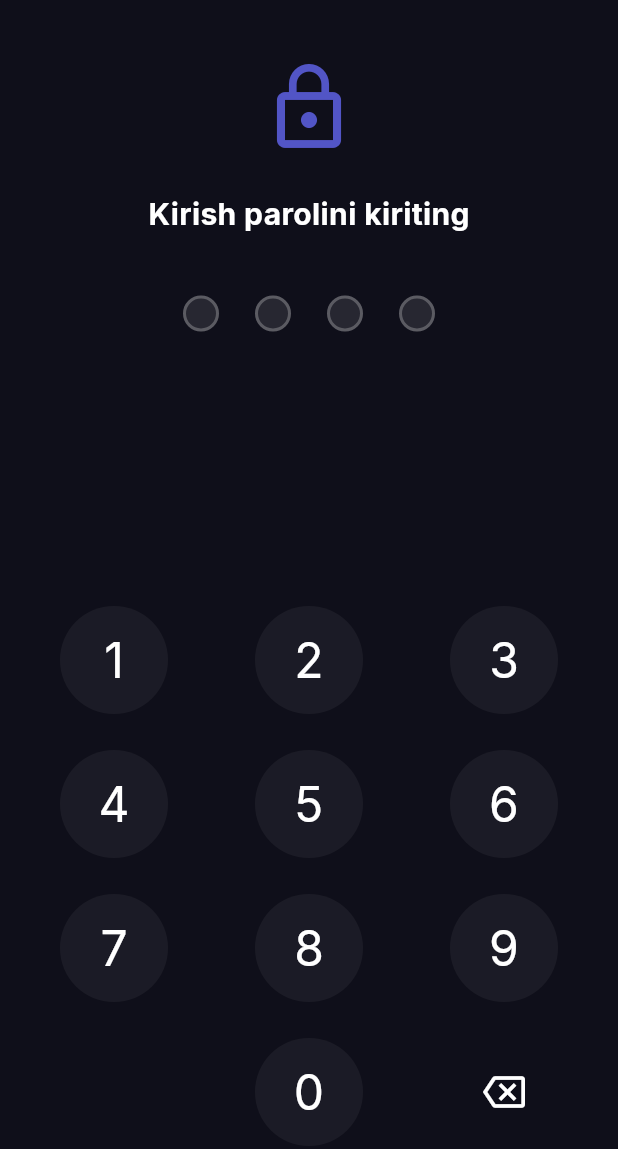
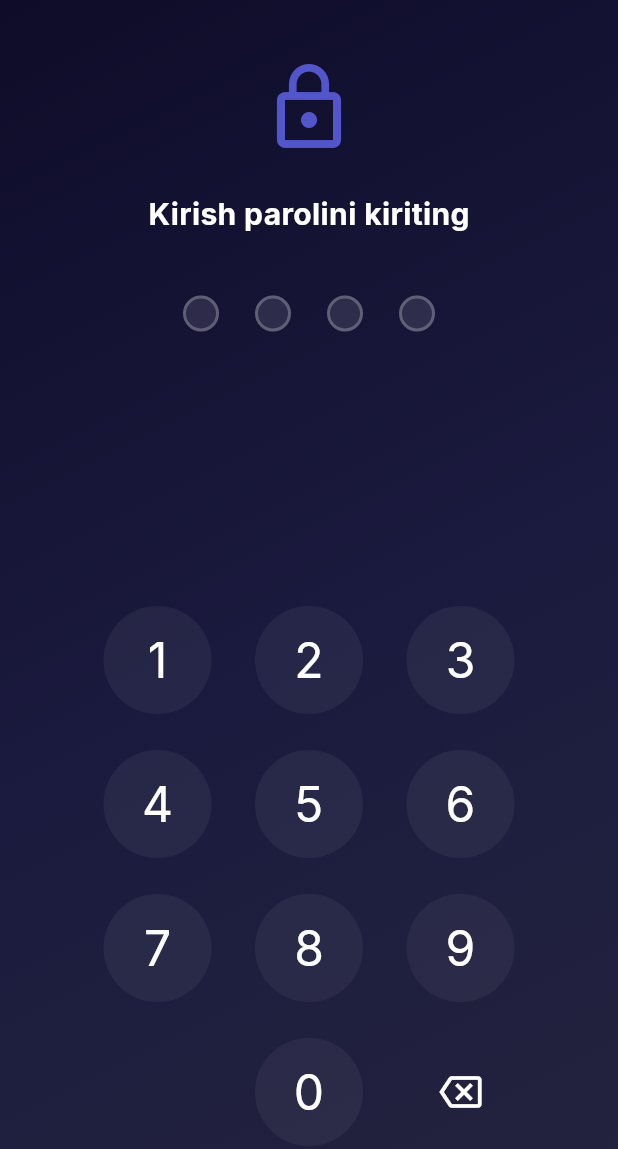
Before and after one commit to Jasurbek414/DriveON, a Flutter app: the PinScreen screen opened by its route, on a phone screen of 412 x 824 dp. Shown: the top 1149 px of the screen. Run offline on Flutter 3.47's test engine with Material 3 defaults, Android fonts, the phone set to English and light mode, and no system bars; our stand-ins replace flutter_secure_storage, go_router, google_fonts; accounts and stored records are empty.

Commit message:
Fix PIN screen UI and enable PostgreSQL in application.yml

```diff
--- a/mobile/lib/router/app_router.dart
+++ b/mobile/lib/router/app_router.dart
@@ -31,7 +31,7 @@ class AppRouter {
       if (isLoading) return null;
 
       if (isAuth) {
-        if (auth.isPinLocked && state.matchedLocation != '/pin') return '/pin';
+        if (auth.isPinLocked && state.matchedLocation != '/pin' && state.matchedLocation != '/pin_setup') return '/pin';
         if (!auth.isPinLocked && state.matchedLocation == '/pin') return '/';
         if (isAuthRoute) return '/';
         return null;
--- a/mobile/lib/screens/pin_screen.dart
+++ b/mobile/lib/screens/pin_screen.dart
@@ -78,13 +78,10 @@ class _PinScreenState extends State<PinScreen> {
         : "Kirish parolini kiriting";
 
     return Scaffold(
-      backgroundColor: const Color(0xFF0F0F1A),
-      appBar: widget.isSetup ? AppBar(
-        backgroundColor: Colors.transparent,
-        elevation: 0,
-        leading: IconButton(icon: const Icon(Icons.arrow_back, color: Colors.white), onPressed: () => context.pop()),
-      ) : null,
-      body: SafeArea(
+      body: Container(
+        width: double.infinity,
+        decoration: const BoxDecoration(gradient: AppColors.backgroundGradient),
+        child: SafeArea(
         child: Column(
           mainAxisAlignment: MainAxisAlignment.center,
           children: [
@@ -118,19 +115,19 @@ class _PinScreenState extends State<PinScreen> {
               padding: const EdgeInsets.symmetric(horizontal: 40, vertical: 20),
               child: Column(
                 children: [
-                  Row(mainAxisAlignment: MainAxisAlignment.spaceBetween, children: [
+                  Row(mainAxisAlignment: MainAxisAlignment.spaceEvenly, children: [
                     _buildKey('1'), _buildKey('2'), _buildKey('3'),
                   ]),
                   const SizedBox(height: 24),
-                  Row(mainAxisAlignment: MainAxisAlignment.spaceBetween, children: [
+                  Row(mainAxisAlignment: MainAxisAlignment.spaceEvenly, children: [
                     _buildKey('4'), _buildKey('5'), _buildKey('6'),
                   ]),
                   const SizedBox(height: 24),
-                  Row(mainAxisAlignment: MainAxisAlignment.spaceBetween, children: [
+                  Row(mainAxisAlignment: MainAxisAlignment.spaceEvenly, children: [
                     _buildKey('7'), _buildKey('8'), _buildKey('9'),
                   ]),
                   const SizedBox(height: 24),
-                  Row(mainAxisAlignment: MainAxisAlignment.spaceBetween, children: [
+                  Row(mainAxisAlignment: MainAxisAlignment.spaceEvenly, children: [
                     const SizedBox(width: 72),
                     _buildKey('0'),
                     GestureDetector(
@@ -149,6 +146,7 @@ class _PinScreenState extends State<PinScreen> {
             const SizedBox(height: 40),
           ],
         ),
+      ),
       ),
     );
   }
```
Also changed, not shown: 1 other file.
